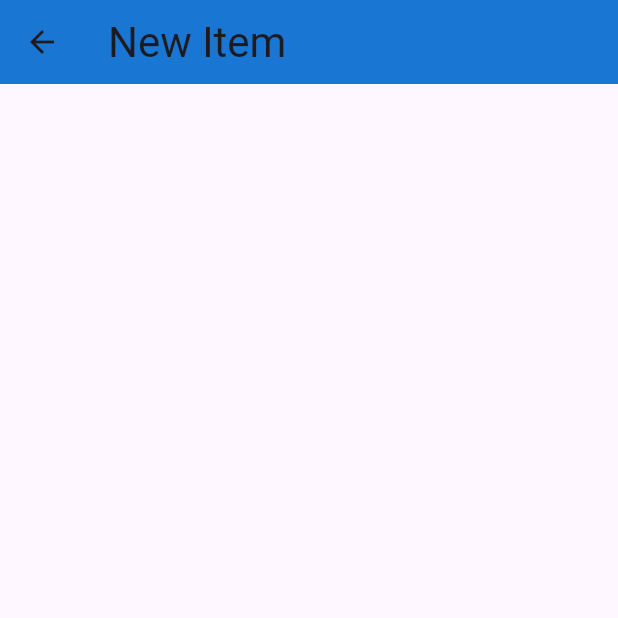
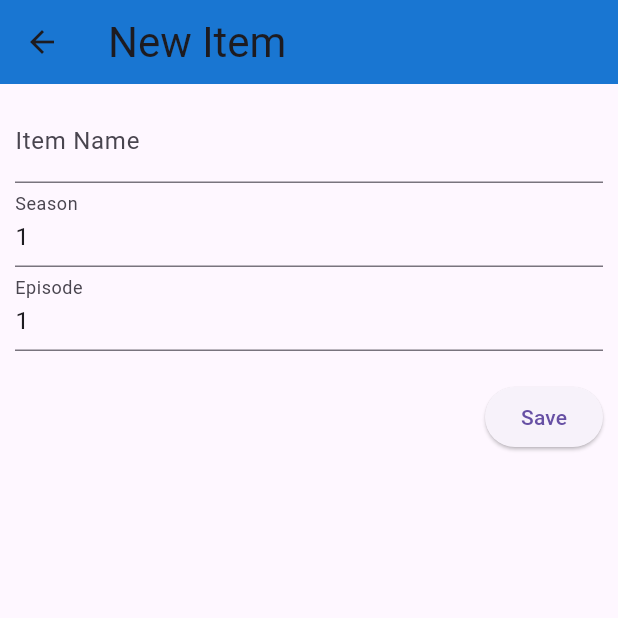
Before and after one commit to serdardal/Episode-Box, a Flutter app: the AddNewView screen opened by its route, on a phone screen of 412 x 824 dp, the top half of it. Run offline on Flutter 3.47's test engine with Material 3 defaults, Android fonts, the phone set to English and light mode, and no system bars; drawn by our look-alikes of loader_overlay; our stand-ins replace flutter_dotenv; missing offline and left inert: mongo_dart; generated files the repository leaves out were written again.

Commit message:
add new item functionality added

```diff
--- /dev/null
+++ b/lib/src/helpers/form_helper.dart
@@ -0,0 +1,29 @@
+class FormHelper {
+  static String? Function(String?) notEmptyTextValidator(String emptyMessage) {
+    String? validator(String? value) {
+      if (value == null || value.isEmpty) {
+        return emptyMessage;
+      }
+      return null;
+    }
+
+    return validator;
+  }
+
+  static String? Function(String?) numericTextValidator() {
+    String? validator(String? value) {
+      if (value == null) {
+        return null;
+      }
+
+      final numeric = RegExp(r'^[0-9]*$');
+      if (!numeric.hasMatch(value)) {
+        return 'Please enter decimal number only.';
+      }
+
+      return null;
+    }
+
+    return validator;
+  }
+}
--- a/lib/src/pages/add_new_page/add_new_view.dart
+++ b/lib/src/pages/add_new_page/add_new_view.dart
@@ -1,9 +1,109 @@
+import 'package:episode_box/src/data/data_provider.dart';
+import 'package:episode_box/src/helpers/form_helper.dart';
+import 'package:episode_box/src/pages/episode_page/dto/episode_dto.dart';
 import 'package:flutter/material.dart';
+import 'package:loader_overlay/loader_overlay.dart';
+import 'package:mongo_dart/mongo_dart.dart' as mongo;
 
-class AddNewView extends StatelessWidget {
+class AddNewView extends StatefulWidget {
   const AddNewView({super.key});
 
   static const routeName = '/add-new';
+
+  @override
+  State<StatefulWidget> createState() => _AddNewView();
+}
+
+class _AddNewView extends State<AddNewView> {
+  final _formKey = GlobalKey<FormState>();
+  final itemNameController = TextEditingController();
+  final seasonController = TextEditingController();
+  final episodeController = TextEditingController();
+
+  @override
+  void initState() {
+    super.initState();
+    seasonController.text = '1';
+    episodeController.text = '1';
+  }
+
+  @override
+  void dispose() {
+    itemNameController.dispose();
+    seasonController.dispose();
+    episodeController.dispose();
+    super.dispose();
+  }
+
+  Future _handleSave() async {
+    context.loaderOverlay.show();
+
+    var newItem = EpisodeDto(
+        mongo.ObjectId(),
+        itemNameController.text,
+        int.tryParse(seasonController.text),
+        int.tryParse(episodeController.text) ?? 1);
+
+    await DataProvider.addItem(newItem);
+
+    if (!context.mounted) return;
+
+    context.loaderOverlay.hide();
+
+    ScaffoldMessenger.of(context).showSnackBar(const SnackBar(
+      content: Text("Item saved successfully."),
+      backgroundColor: Colors.green,
+      duration: Duration(seconds: 1),
+    ));
+
+    Navigator.pop(context, true);
+  }
+
+  Future _onSavePressed() async {
+    FocusScope.of(context).unfocus();
+
+    if (_formKey.currentState!.validate()) {
+      var isSeasonEmpty = int.tryParse(seasonController.text) == null;
+      if (isSeasonEmpty) {
+        _showEmptySeasonDialog(context);
+      } else {
+        await _handleSave();
+      }
+    }
+  }
+
+  _showEmptySeasonDialog(BuildContext context) {
+    // set up the buttons
+    Widget cancelButton = TextButton(
+      child: const Text("Cancel"),
+      onPressed: () {
+        Navigator.of(context).pop();
+      },
+    );
+    Widget continueButton = TextButton(
+      child: const Text("Continue"),
+      onPressed: () {
+        Navigator.of(context).pop();
+        _handleSave();
+      },
+    );
+    // set up the AlertDialog
+    AlertDialog alert = AlertDialog(
+      title: const Text("Season is empty"),
+      content: const Text("Are you sure to create an item without season?"),
+      actions: [
+        cancelButton,
+        continueButton,
+      ],
+    );
+    // show the dialog
+    showDialog(
+      context: context,
+      builder: (BuildContext context) {
+        return alert;
+      },
+    );
+  }
 
   @override
   Widget build(BuildContext context) {
@@ -13,6 +113,40 @@ class AddNewView extends StatelessWidget {
             Text('New Item', style: Theme.of(context).textTheme.headlineMedium),
         backgroundColor: Theme.of(context).primaryColorDark,
       ),
+      body: Form(
+          key: _formKey,
+          child: Padding(
+            padding: const EdgeInsets.all(10),
+            child: Column(
+              crossAxisAlignment: CrossAxisAlignment.end,
+              children: [
+                TextFormField(
+                  decoration: const InputDecoration(labelText: 'Item Name'),
+                  validator: FormHelper.notEmptyTextValidator(
+                      'Please enter item name.'),
+                  controller: itemNameController,
+                  autocorrect: false,
+                ),
+                TextFormField(
+                  decoration: const InputDecoration(labelText: 'Season'),
+                  validator: FormHelper.numericTextValidator(),
+                  controller: seasonController,
+                  keyboardType: TextInputType.number,
+                ),
+                TextFormField(
+                  decoration: const InputDecoration(labelText: 'Episode'),
+                  validator: FormHelper.numericTextValidator(),
+                  controller: episodeController,
+                  keyboardType: TextInputType.number,
+                ),
+                Container(
+                  margin: const EdgeInsets.only(top: 20),
+                  child: ElevatedButton(
+                      onPressed: _onSavePressed, child: const Text('Save')),
+                )
+              ],
+            ),
+          )),
     );
   }
 }
--- a/lib/src/pages/episode_page/episode_list_view.dart
+++ b/lib/src/pages/episode_page/episode_list_view.dart
@@ -61,7 +61,7 @@ class _EpisodeListView extends State<EpisodeListView> {
     if (!context.mounted) return;
 
     ScaffoldMessenger.of(context).showSnackBar(const SnackBar(
-      content: Text("Episodes saved successfully."),
+      content: Text("Changes saved successfully."),
       backgroundColor: Colors.green,
       duration: Duration(seconds: 1),
     ));
```
Also changed, not shown: lib/src/data/data_provider.dart (+11 -1 lines).
